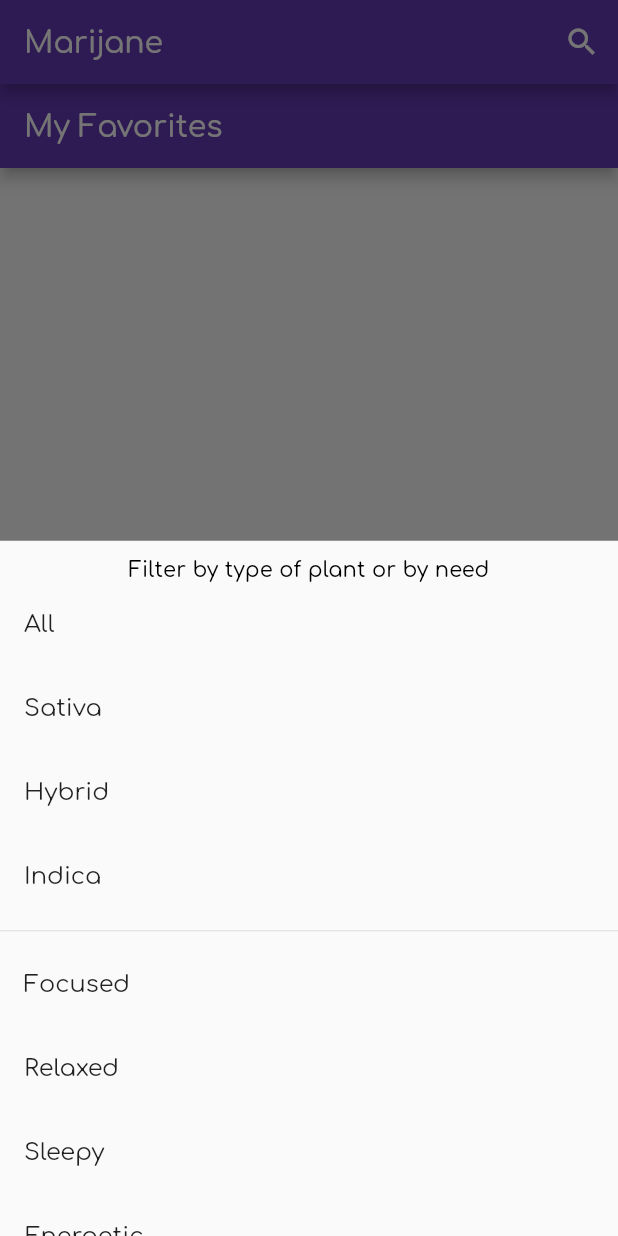
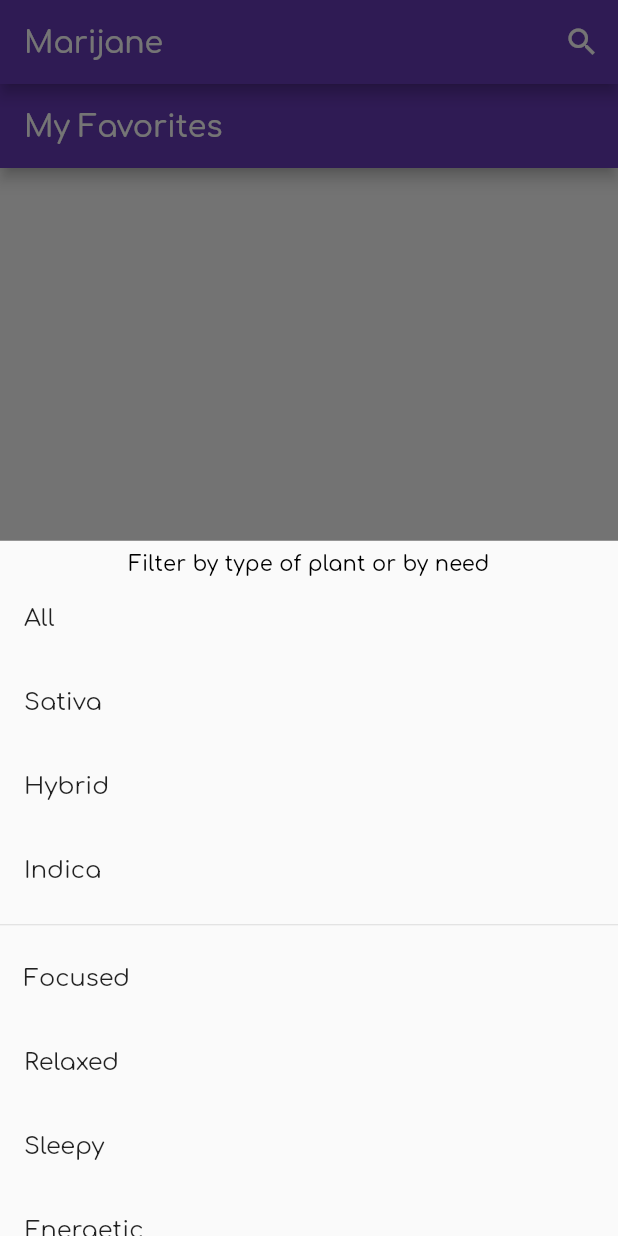
Before and after one commit to knl5/cbd-app23, a Flutter app: the screen it shows once a user with an empty profile is signed in, item 2 of the bottom bar chosen, after a tap on the "filter list" icon, on a phone screen of 412 x 824 dp. Run offline on Flutter 3.47's test engine with Material 2 defaults, Android fonts, the light colour scheme and no system bars; our stand-ins replace cloud_firestore, firebase_auth, firebase_core, google_fonts; missing offline and left inert: flutterfire_ui; accounts and stored records are empty; network calls fail.

Commit message:
change padding of filter

```diff
--- a/lib/main.dart
+++ b/lib/main.dart
@@ -153,7 +153,7 @@ class _MyHomePageState extends State<MyHomePage> {
         return Column(
           mainAxisSize: MainAxisSize.min,
           children: <Widget>[
-            const Padding(padding: EdgeInsets.all(6.0)),
+            const Padding(padding: EdgeInsets.all(4.0)),
             Text('Filter by type of plant or by need',
                 style: Theme.of(context).textTheme.titleSmall),
             ListTile(
```
